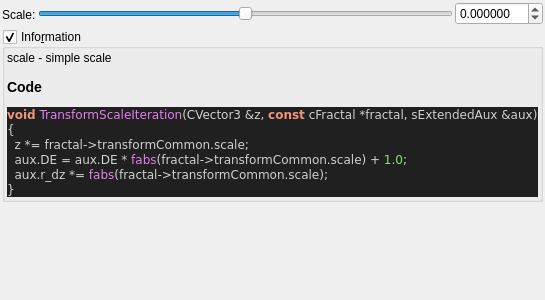
Qt form mandelbulber2/qt_data/fractal_transf_scale.ui (buddhi1980/mandelbulber2) before a commit.
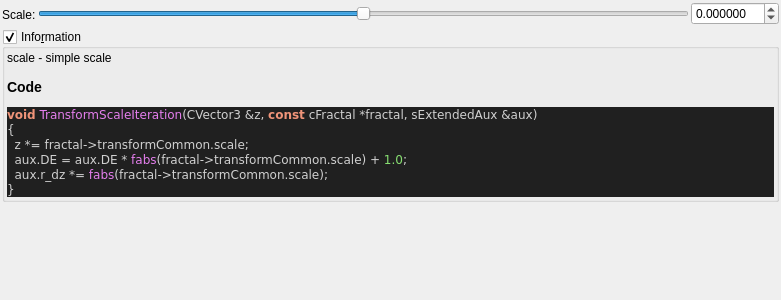
The same form after that commit. Custom widgets are drawn as their Qt base class.

What changed in the file:
```diff
--- a/mandelbulber2/qt_data/fractal_transf_scale.ui
+++ b/mandelbulber2/qt_data/fractal_transf_scale.ui
@@ -6,7 +6,7 @@
    <rect>
     <x>0</x>
     <y>0</y>
-    <width>400</width>
+    <width>781</width>
     <height>300</height>
    </rect>
   </property>
```
Left out of the diff: 5 changed lines with no effect on the pictures.
